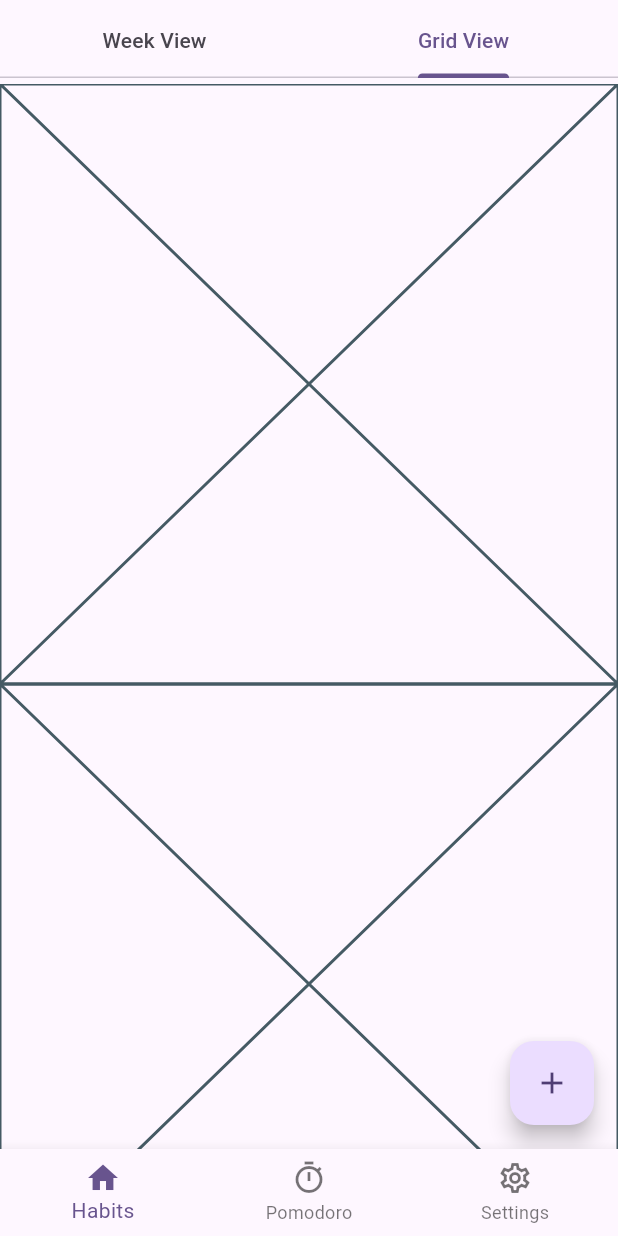
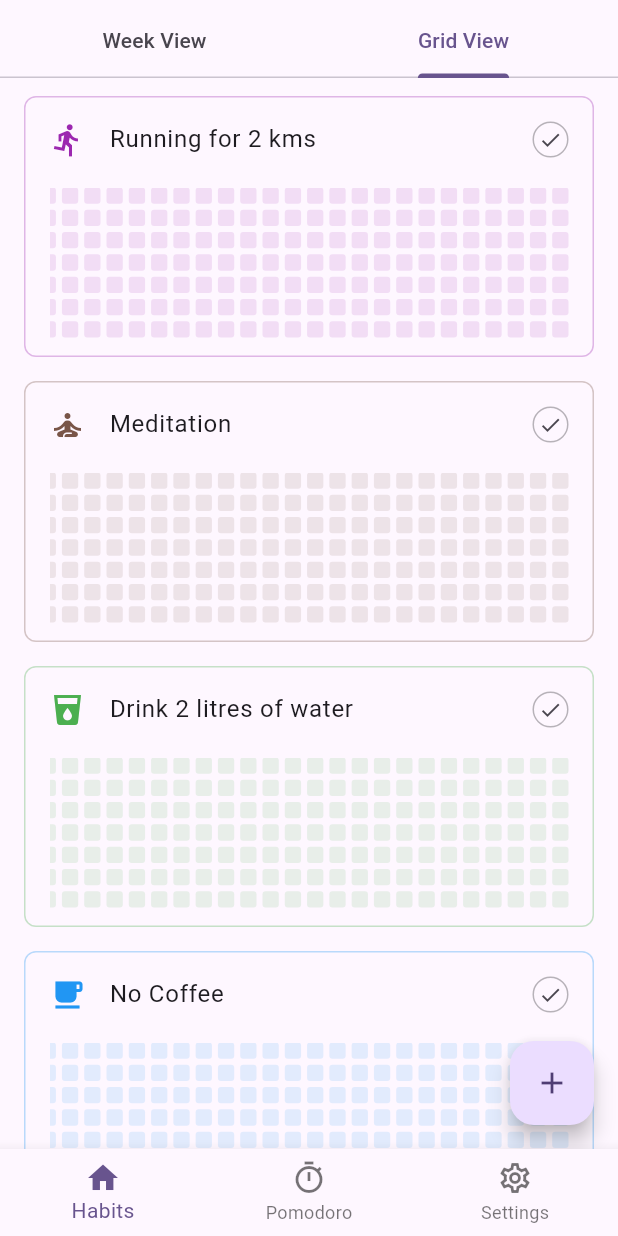
Before and after one commit to SuTechs/rise, a Flutter app: the screen it shows after launch, tab 2 chosen, on a phone screen of 412 x 824 dp. Run offline on Flutter 3.47's test engine with Material 3 defaults, Android fonts, the phone set to English and light mode, and no system bars; drawn by our look-alikes of dynamic_color; our stand-ins replace freezed_annotation, hive, hive_flutter, timeago; missing offline and left inert: in_app_update; accounts and stored records are empty.

Commit message:
habit grid view card

```diff
--- a/lib/screens/habits/components/habit_gridview_card.dart
+++ b/lib/screens/habits/components/habit_gridview_card.dart
@@ -1,10 +1,105 @@
+import 'package:dynamic_color/dynamic_color.dart';
 import 'package:flutter/material.dart';
+import 'package:rise/theme.dart';
 
+import '../../../data/utils/string_utils.dart';
+
+/// habit list card
 class HabitGridviewCard extends StatelessWidget {
-  const HabitGridviewCard({super.key});
+  final Color color;
+  final IconData icon;
+  final String title;
+
+  const HabitGridviewCard({
+    super.key,
+    required this.color,
+    required this.icon,
+    required this.title,
+  });
+
+  static final _today = DateTime.now();
 
   @override
   Widget build(BuildContext context) {
-    return const Placeholder();
+    final colorScheme = context.colorScheme;
+
+    final cardColor = color.harmonizeWith(colorScheme.primary);
+    final isCompleted = StringUtils.random(0, 2) == 1;
+
+    return Container(
+      margin: const EdgeInsets.symmetric(vertical: 8.0, horizontal: 16.0),
+      padding: const EdgeInsets.symmetric(horizontal: 16),
+      decoration: BoxDecoration(
+        borderRadius: BorderRadius.circular(8.0),
+        border: Border.all(
+          color: cardColor.withAlpha(80),
+        ),
+      ),
+      child: Column(
+        mainAxisSize: MainAxisSize.min,
+        children: [
+          ListTile(
+            contentPadding: EdgeInsets.zero,
+
+            /// Habit Icon
+            leading: Icon(icon, color: color),
+
+            /// Habit Title
+            title: Text(title),
+
+            /// Habit more options
+            trailing: Container(
+              width: 24,
+              height: 24,
+              decoration: BoxDecoration(
+                color: isCompleted
+                    ? cardColor.withAlpha(80)
+                    : colorScheme.surface.withAlpha(80),
+                shape: BoxShape.circle,
+                border: Border.all(
+                  color: isCompleted
+                      ? cardColor
+                      : colorScheme.onSurface.withAlpha(80),
+                ),
+              ),
+              child: const Icon(Icons.done, size: 16),
+            ),
+          ),
+
+          /// dates
+          Container(
+            margin: const EdgeInsets.only(top: 4.0, bottom: 12.0),
+            width: double.infinity,
+            height: 100,
+            child: GridView.builder(
+              gridDelegate: const SliverGridDelegateWithFixedCrossAxisCount(
+                crossAxisCount: 7,
+                crossAxisSpacing: 4,
+                mainAxisSpacing: 4,
+              ),
+              reverse: true,
+              scrollDirection: Axis.horizontal,
+              itemBuilder: (_, index) {
+                final date = _today.subtract(Duration(days: index));
+
+                final isCompleted = StringUtils.random(0, 2) == 1;
+
+                /// yearly heat map tile
+                return Container(
+                  height: 4,
+                  width: 4,
+                  decoration: BoxDecoration(
+                    color: isCompleted
+                        ? cardColor.withAlpha(160)
+                        : cardColor.withAlpha(32),
+                    borderRadius: BorderRadius.circular(2.0),
+                  ),
+                );
+              },
+            ),
+          ),
+        ],
+      ),
+    );
   }
 }
--- a/lib/screens/habits/habits_screen.dart
+++ b/lib/screens/habits/habits_screen.dart
@@ -55,15 +55,35 @@ class HabitsScreen extends StatelessWidget {
                   icon: Icons.local_cafe,
                   title: 'No Coffee',
                 ),
+                SizedBox(height: 200),
               ],
             ),
 
             /// Grid View
-            ListView.builder(
-              itemCount: 5,
-              itemBuilder: (context, index) {
-                return const HabitGridviewCard();
-              },
+            ListView(
+              children: const [
+                HabitGridviewCard(
+                  color: Colors.purple,
+                  icon: Icons.directions_run,
+                  title: 'Running for 2 kms',
+                ),
+                HabitGridviewCard(
+                  color: Colors.brown,
+                  icon: Icons.self_improvement,
+                  title: 'Meditation',
+                ),
+                HabitGridviewCard(
+                  color: Colors.green,
+                  icon: Icons.local_drink,
+                  title: 'Drink 2 litres of water',
+                ),
+                HabitGridviewCard(
+                  color: Colors.blue,
+                  icon: Icons.local_cafe,
+                  title: 'No Coffee',
+                ),
+                SizedBox(height: 200),
+              ],
             ),
           ],
         ),
```
